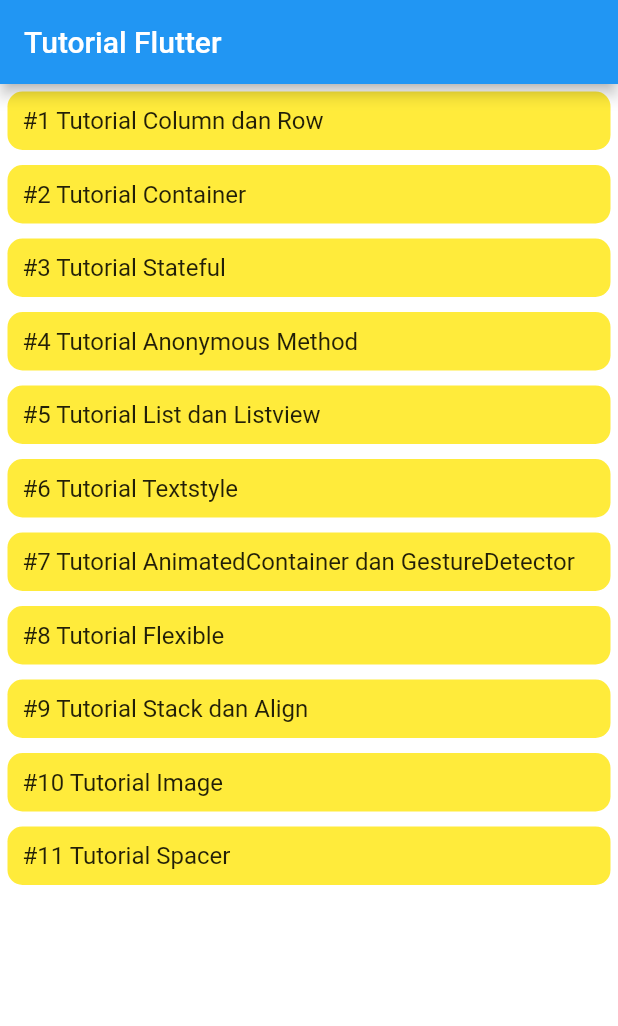
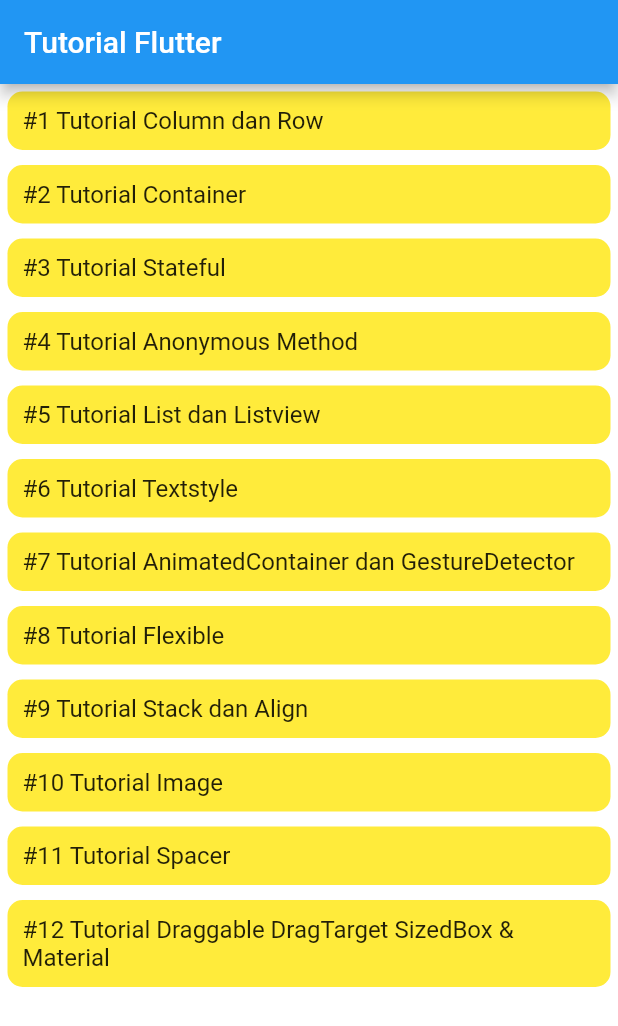
Before and after one commit to syahroel712/tutorial-flutter-pemula, a Flutter app: the screen it shows after launch, on a phone screen of 412 x 824 dp. Shown: the top 1026 px of the screen. Run offline on Flutter 3.47's test engine with Material 2 defaults, Android fonts, the phone set to English and light mode, and no system bars.

Commit message:
#12 Draggable DragTarget SizedBox & Material

```diff
--- a/lib/main.dart
+++ b/lib/main.dart
@@ -12,6 +12,7 @@ import 'package:flutter_study/pages/8_flexible.dart';
 import 'package:flutter_study/pages/9_stack_align.dart';
 import 'package:flutter_study/pages/10_image.dart';
 import 'package:flutter_study/pages/11_spacer.dart';
+import 'package:flutter_study/pages/12_draggable_dragTarget.dart';
 
 void main() {
   runApp(MyApp());
@@ -31,6 +32,7 @@ class MyApp extends StatelessWidget {
     '/9_stack_align': (_) => StackAlignPage(),
     '/10_image': (_) => ImagePage(),
     '/11_spacer': (_) => SpacerPage(),
+    '/12_draggable': (_) => DraggablePage(),
   };
 
   @override
--- a/lib/pages/home.dart
+++ b/lib/pages/home.dart
@@ -239,6 +239,26 @@ class HomePage extends StatelessWidget {
                         ),
                       ),
                     ),
+                    Container(
+                      margin: EdgeInsets.all(5),
+                      padding: EdgeInsets.all(10),
+                      width: MediaQuery.of(context).size.width,
+                      decoration: BoxDecoration(
+                        borderRadius: BorderRadius.circular(10),
+                        color: Colors.yellow,
+                      ),
+                      child: InkWell(
+                        onTap: () {
+                          Navigator.pushNamed(context, '/12_draggable');
+                        },
+                        child: Text(
+                          '#12 Tutorial Draggable DragTarget SizedBox & Material',
+                          style: TextStyle(
+                            fontSize: 16,
+                          ),
+                        ),
+                      ),
+                    ),
                   ],
                 ),
               ],
```
Also changed, not shown: lib/pages/12_draggable_dragTarget.dart (added, +123 -0 lines).
